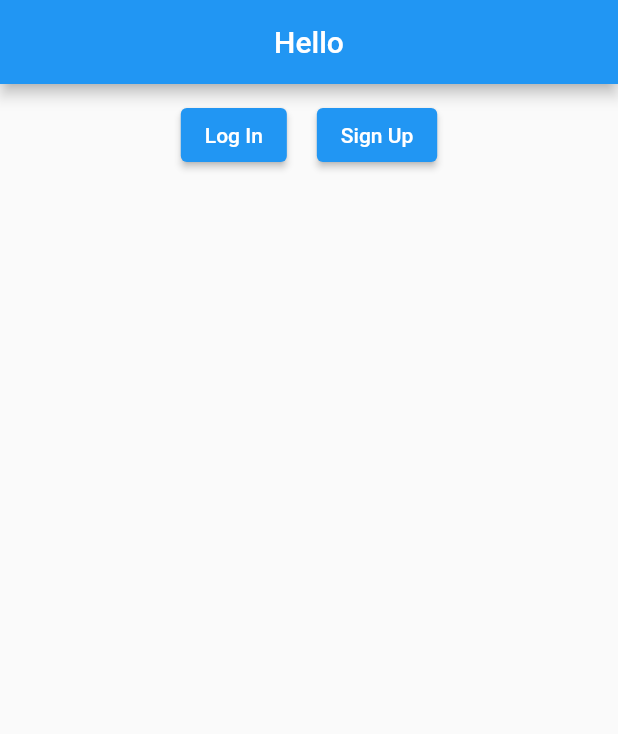
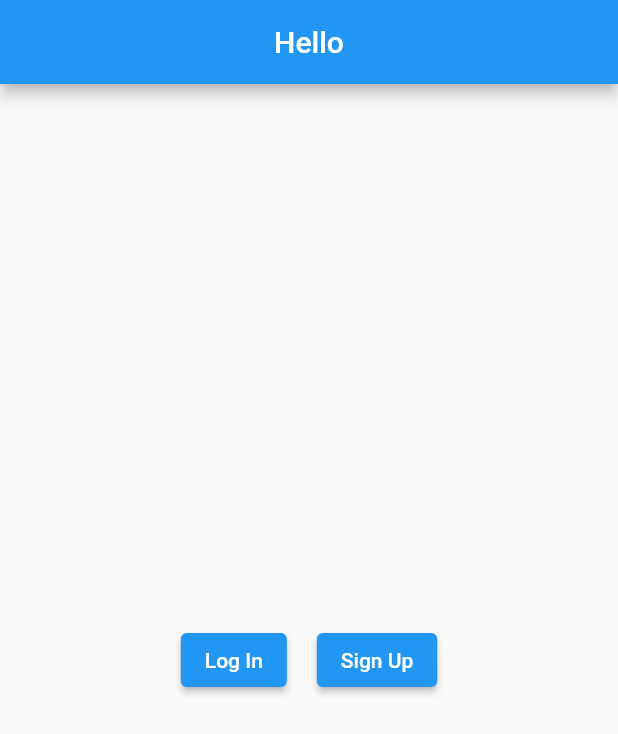
Before and after one commit to bhumika-kalaru/news, a Flutter app: the screen it shows after launch, on a phone screen of 412 x 824 dp. Shown: the top 734 px of the screen. Run offline on Flutter 3.47's test engine with Material 2 defaults, Android fonts, the phone set to English and light mode, and no system bars; our stand-ins replace animated_splash_screen, cloud_firestore, firebase_auth, firebase_core, google_fonts, share_plus; missing offline and left inert: add_2_calendar, email_otp; accounts and stored records are empty.

Commit message:
final changes

```diff
--- a/lib/DivertPage.dart
+++ b/lib/DivertPage.dart
@@ -8,9 +8,10 @@ class DivertPage extends StatelessWidget{
   @override
   Widget build(BuildContext context) {
     return Scaffold(appBar: AppBar(title: Text(("Hello"),),centerTitle: true,),
-    body: Row(
+    body: Center(
+      child: Row(
         mainAxisAlignment: MainAxisAlignment.center,
-      crossAxisAlignment: CrossAxisAlignment.end,
+        crossAxisAlignment: CrossAxisAlignment.center,
         children: [Padding(
           padding: const EdgeInsets.all(10.0),
           child: ElevatedButton(onPressed: (){
@@ -24,7 +25,8 @@ class DivertPage extends StatelessWidget{
             Navigator.push(context, MaterialPageRoute(
                 builder: (context)=>Verify()));
           }, child: Text("Sign Up")),
-      )],),);
+        )],),
+    ),);
   }
 
 }
--- a/lib/logIn.dart
+++ b/lib/logIn.dart
@@ -2,6 +2,7 @@ import 'package:flutter/material.dart';
 import 'package:firebase_auth/firebase_auth.dart';
 import 'package:google_fonts/google_fonts.dart';
 import 'package:news/DivertPage.dart';
+import 'package:news/displayNews.dart';
 import 'package:news/homePage.dart';
 import 'package:news/signIn.dart';
 
@@ -16,7 +17,7 @@ class LogIn extends StatelessWidget {
         stream: FirebaseAuth.instance.authStateChanges(),
         builder: (context, snapshot) {
           if (snapshot.hasData) {
-            return homePage();
+            return DisplayNews();
           }
           return DivertPage();
         },
--- a/lib/signIn.dart
+++ b/lib/signIn.dart
@@ -1,3 +1,5 @@
+import 'package:news/displayNews.dart';
+
 import 'constants.dart';
 import 'signUp.dart';
 import 'verify.dart';
@@ -88,7 +90,7 @@ class _SignInState extends State<SignIn> {
                         password: passwordController.text);
                     Navigator.pushAndRemoveUntil(
                       context,
-                      MaterialPageRoute(builder: (context) => homePage()),
+                      MaterialPageRoute(builder: (context) => DisplayNews()),
                           (Route<dynamic> route) => false,
                     );
                   } on FirebaseAuthException catch (e) {
--- a/lib/signUp.dart
+++ b/lib/signUp.dart
@@ -1,5 +1,6 @@
 import 'package:google_fonts/google_fonts.dart';
 import 'package:firebase_auth/firebase_auth.dart';
+import 'package:news/displayNews.dart';
 import 'package:news/signIn.dart';
 import '../constants.dart';
 import 'package:flutter/material.dart';
@@ -67,7 +68,7 @@ class _SignUpState extends State<SignUp> {
                 signUp();
                 Navigator.pushAndRemoveUntil(
                   context,
-                  MaterialPageRoute(builder: (context) => homePage()),
+                  MaterialPageRoute(builder: (context) => DisplayNews()),
                       (Route<dynamic> route) => false,
                 );
               });
```
Also changed, not shown: lib/displayNews.dart (+25 -6 lines). Lines whose indentation alone changed are shown as unchanged.
